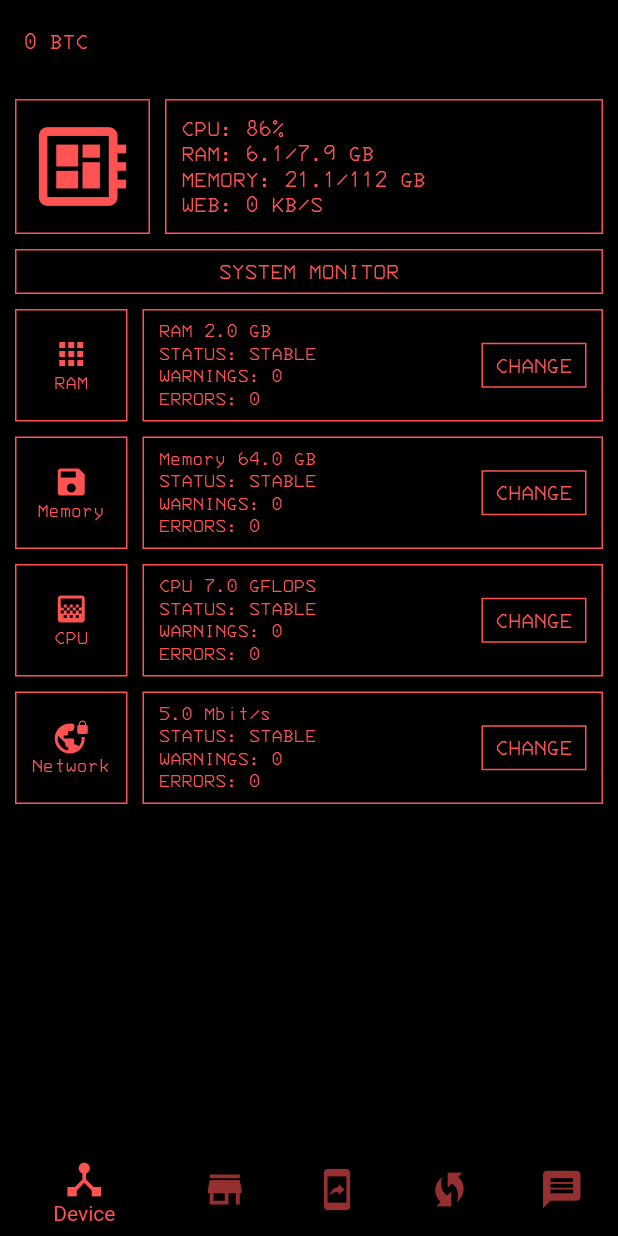
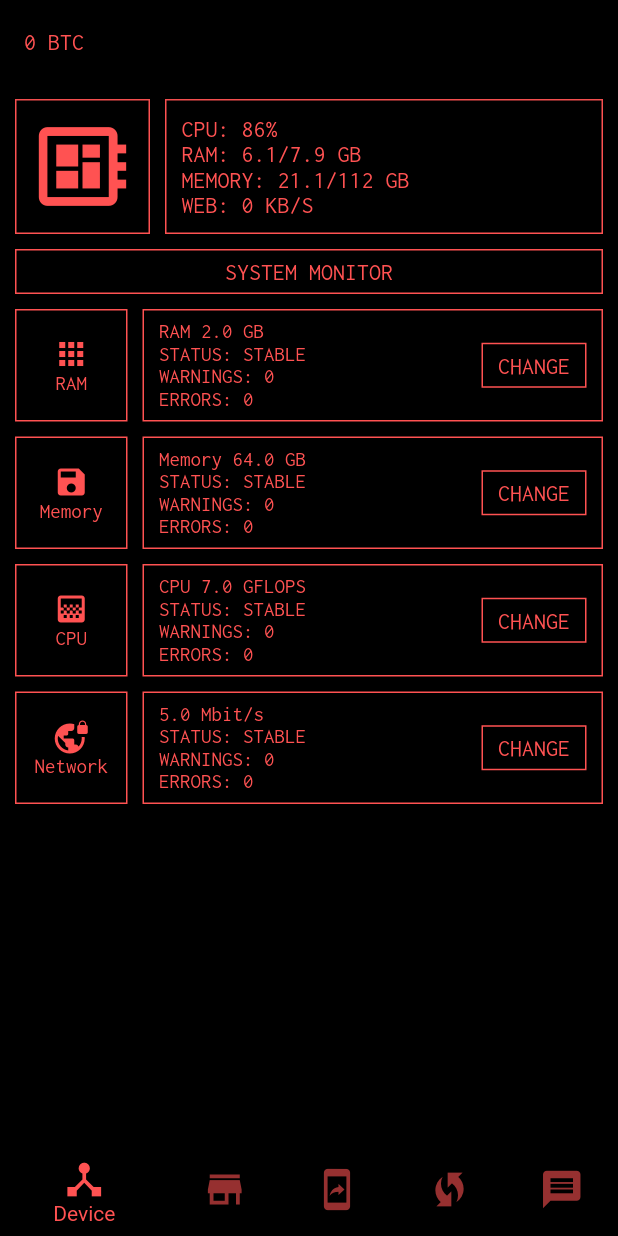
Before and after one commit to fear404-png/synt, a Flutter app: the screen it shows after launch, on a phone screen of 412 x 824 dp. Run offline on Flutter 3.47's test engine with Material 2 defaults, Android fonts, the phone set to English and light mode, and no system bars; our stand-ins replace bloc, flutter_bloc, flutter_svg.

Commit message:
Изменен шрифт, небольшие правки

```diff
--- a/lib/pages/components/processes_item.dart
+++ b/lib/pages/components/processes_item.dart
@@ -41,6 +41,7 @@ class ProcessesItemWidget extends StatelessWidget {
               child: Padding(
                 padding: const EdgeInsets.symmetric(horizontal: 10),
                 child: Column(
+                  crossAxisAlignment: CrossAxisAlignment.start,
                   children: [
                     Text(
                       ip,
--- a/lib/pages/store_widget.dart
+++ b/lib/pages/store_widget.dart
@@ -23,6 +23,8 @@ class _StoreWidgetState extends State<StoreWidget>
   Widget build(BuildContext context) {
     return BlocProvider(
       create: (context) => StoreBloc()..add(ShowSoftware()),
+      child: Padding(
+        padding: AppPaddings.defaultPadding,
         child: Column(
           children: [
             //табы с выбором категорий товаров
@@ -42,6 +44,7 @@ class _StoreWidgetState extends State<StoreWidget>
             ),
           ],
         ),
+      ),
     );
   }
 
--- a/lib/until/app_font_style.dart
+++ b/lib/until/app_font_style.dart
@@ -4,7 +4,7 @@ import 'package:synt/theme/app_colors.dart';
 //здесь храняться стили шрифтов которые используются чаще всего
 abstract class AppTextStyle {
   static const textStyle =
-      TextStyle(color: AppColors.accent, fontSize: 14, fontFamily: "IBM");
+      TextStyle(color: AppColors.accent, fontSize: 14, fontFamily: "Console");
   static const textStyleHeader =
-      TextStyle(color: AppColors.accent, fontSize: 16, fontFamily: "IBM");
+      TextStyle(color: AppColors.accent, fontSize: 16, fontFamily: "Console");
 }
--- a/pubspec.yaml
+++ b/pubspec.yaml
@@ -83,5 +83,10 @@ flutter:
     - family: IBM
       fonts:
         - asset: assets/fonts/3270-Medium.ttf
+
+    - family: Console
+      fonts:
+        - asset: assets/fonts/Inconsola-Regular.otf
+        - asset: assets/fonts/Inconsola-Bold.otf
   # For details regarding fonts from package dependencies,
   # see https://flutter.dev/custom-fonts/#from-packages
```
Also changed, not shown: assets/fonts/Inconsola-Bold.otf (added), assets/fonts/Inconsola-Regular.otf (added), assets/svg/store_item_first.svg (deleted), assets/svg/store_item_first3.svg (deleted), assets/svg/store_item_first4.svg (deleted), assets/svg/store_item_second.svg (deleted), assets/svg/store_item_second2.svg (deleted), assets/svg/store_item_second3.svg (deleted), assets/svg/store_item_second4.svg (deleted). Lines whose indentation alone changed are shown as unchanged.
